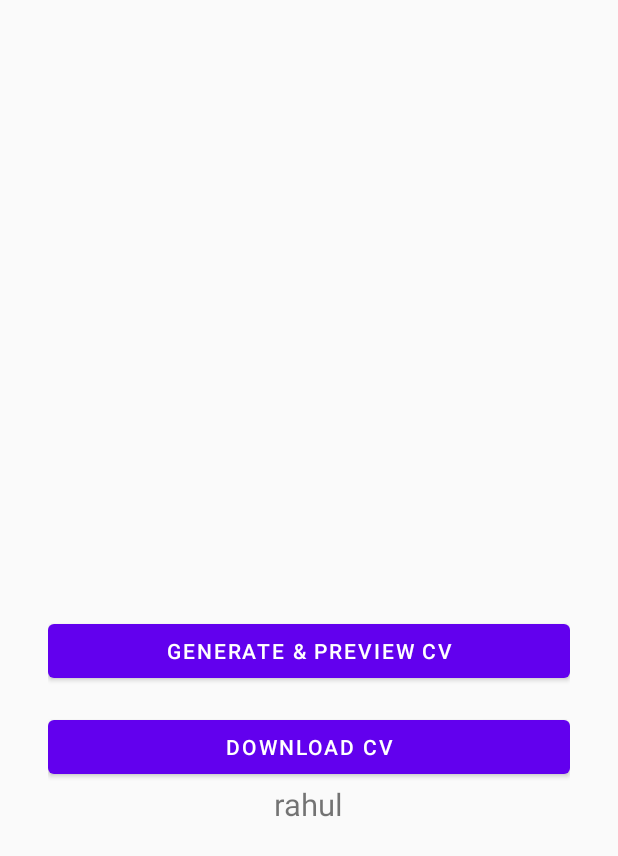
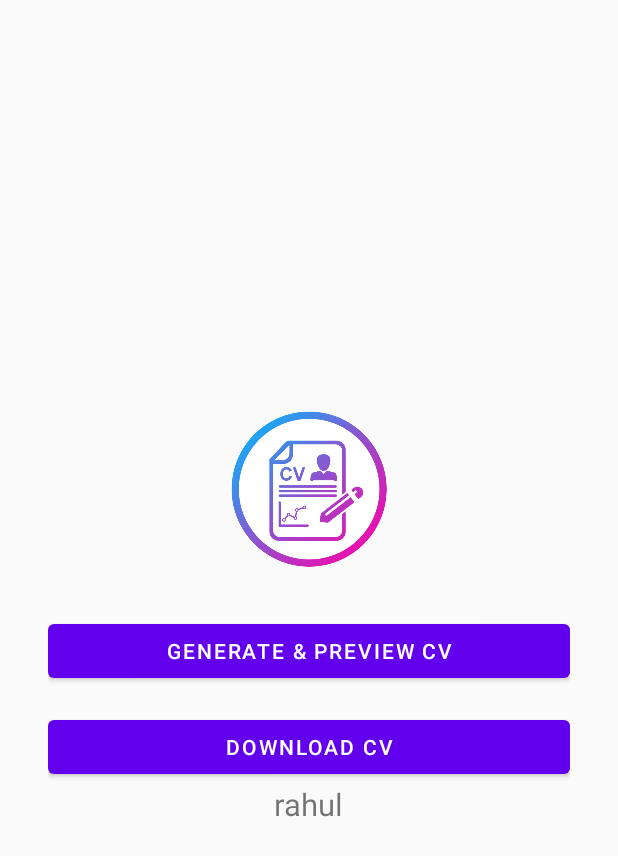
Before and after one commit to siddhantdrk/THE_CV_MAKER, an Android app: the GenerateDownloadCvActivity screen opened directly, with no data from a screen before it, on a phone screen of 412 x 824 dp. Shown: the top 856 px of the screen. Run offline under Robolectric (Android 15) with nearby library versions, the phone set to English and light mode, and no system bars; our stand-ins replace CircleImageView, sdp/ssp sizes; 9 statements that could not run were skipped.

Commit message:
Added logo scr for taking image input

```diff
--- a/app/src/main/java/com/example/thecvmaker/GenerateDownloadCvActivity.java
+++ b/app/src/main/java/com/example/thecvmaker/GenerateDownloadCvActivity.java
@@ -67,6 +67,7 @@ public class GenerateDownloadCvActivity extends AppCompatActivity {
     CircleImageView image;
     Bitmap scaleBitmap;
     Bitmap bitmap;
+
 
     @Override
     protected void onCreate(Bundle savedInstanceState) {
--- a/app/src/main/res/layout/activity_generate_download_cv.xml
+++ b/app/src/main/res/layout/activity_generate_download_cv.xml
@@ -32,7 +32,7 @@
                 android:layout_width="@dimen/_80sdp"
                 android:layout_height="@dimen/_80sdp"
                 android:layout_gravity="center_horizontal"
-                 />
+                android:src="@drawable/cvlogo" />
 
 
             <com.google.android.material.button.MaterialButton
```
